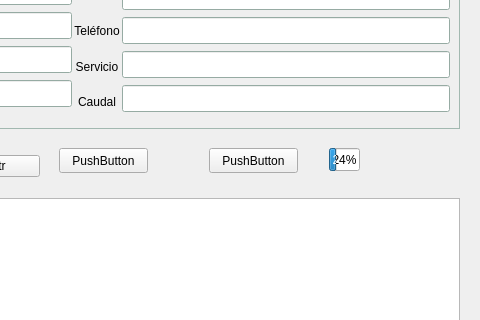
Qt form soporte.ui (kapazao/GrxMenu) before a commit; both pictures show x 331 to 811 and y 152 to 472 of the 811 by 722 pixel window.
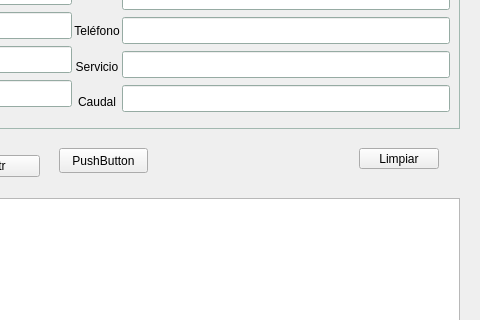
The same form after that commit.

```diff
--- a/soporte.ui
+++ b/soporte.ui
@@ -466,30 +466,30 @@
     <string>PushButton</string>
    </property>
   </widget>
-  <widget class="QPushButton" name="pushButton_5">
+  <widget class="QLabel" name="Estado">
    <property name="geometry">
     <rect>
-     <x>540</x>
-     <y>300</y>
-     <width>89</width>
-     <height>25</height>
+     <x>10</x>
+     <y>700</y>
+     <width>59</width>
+     <height>14</height>
     </rect>
    </property>
    <property name="text">
-    <string>PushButton</string>
+    <string/>
    </property>
   </widget>
-  <widget class="QProgressBar" name="progressBar">
+  <widget class="QPushButton" name="Btn_Limpiar">
    <property name="geometry">
     <rect>
-     <x>660</x>
+     <x>690</x>
      <y>300</y>
-     <width>31</width>
-     <height>23</height>
+     <width>80</width>
+     <height>21</height>
     </rect>
    </property>
-   <property name="value">
-    <number>24</number>
+   <property name="text">
+    <string>Limpiar</string>
    </property>
   </widget>
  </widget>
```
